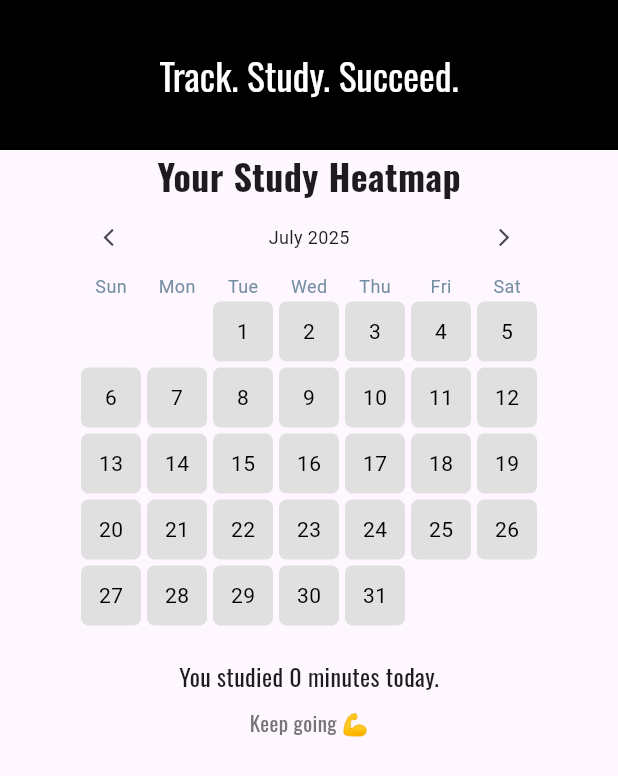
After one commit to MostafaL2003/study_tracker_app, a Flutter app: the HomeScreen screen opened by its route, after a tap on the "calendar month" icon, on a phone screen of 412 x 824 dp. The commit adds this screen. Shown: the top 776 px of the screen. Run offline on Flutter 3.47's test engine with Material 3 defaults, Android fonts, the phone set to English and light mode, and no system bars; our stand-ins replace flutter_heatmap_calendar, percent_indicator.

Commit message:
Importing HeatMap calendar to project

```diff
--- a/lib/main.dart
+++ b/lib/main.dart
@@ -1,4 +1,5 @@
 import 'package:flutter/material.dart';
+import 'package:study_tracker_app/screens/Heatmap_screen.dart';
 import 'package:study_tracker_app/screens/home_screen.dart';
 import 'package:study_tracker_app/screens/login_screen.dart';
 import 'package:study_tracker_app/screens/welcome_screen.dart';
@@ -18,6 +19,7 @@ class MyApp extends StatelessWidget {
         '/WelcomeScreen': (context) => const WelcomeScreen(),
         '/HomeScreen': (context) => const HomeScreen(),
         '/LoginScreen':(context) =>  LoginScreen(),
+        '/HeatmapScreen': (context) => HeatmapScreen(),
       },
     );
   }
--- /dev/null
+++ b/lib/screens/Heatmap_screen.dart
@@ -0,0 +1,92 @@
+import 'package:flutter/material.dart';
+import 'package:flutter_heatmap_calendar/flutter_heatmap_calendar.dart';
+import 'package:study_tracker_app/screens/home_screen.dart'; // assuming dailyStudyTime is from here
+
+class HeatmapScreen extends StatefulWidget {
+  const HeatmapScreen({super.key});
+
+  @override
+  State<HeatmapScreen> createState() => _HeatmapScreenState();
+}
+
+class _HeatmapScreenState extends State<HeatmapScreen> {
+  @override
+  Widget build(BuildContext context) {
+    DateTime now = DateTime.now();
+    DateTime today = DateTime(now.year, now.month, now.day);
+    int minutesToday = dailyStudyTime[today] ?? 0;
+    minutesToday = minutesToday ~/ 60;
+
+    return Scaffold(
+      appBar: AppBar(
+        toolbarHeight: 100,
+        automaticallyImplyLeading: false,
+        title: Center(
+          child: Padding(
+            padding: const EdgeInsets.symmetric(
+              horizontal: 16.0,
+              vertical: 8.0,
+            ),
+            child: Text(
+              "Track. Study. Succeed.",
+              style: TextStyle(
+                fontSize: 25,
+                fontFamily: "Oswald",
+                color: Colors.white,
+              ),
+            ),
+          ),
+        ),
+        backgroundColor: Colors.black,
+      ),
+      body: Column(
+        children: [
+          Text(
+            "Your Study Heatmap",
+            style: TextStyle(
+              fontSize: 24,
+              fontWeight: FontWeight.bold,
+              fontFamily: "Oswald",
+            ),
+          ),
+          Center(
+            child: HeatMapCalendar(
+              datasets: dailyStudyTime,
+              colorsets: {
+                1: Colors.lightGreen[100]!,
+                3: Colors.green[400]!,
+                5: Colors.green[900]!,
+              },
+              defaultColor: Colors.grey[300],
+              textColor: Colors.black,
+              showColorTip: false,
+              size: 40,
+            ),
+          ),
+          SizedBox(height: 20),
+          Builder(
+            builder: (context) {
+              return Column(
+                children: [
+                  Text(
+                    "You studied $minutesToday minute${minutesToday == 1 ? '' : 's'} today.",
+                    style: TextStyle(fontSize: 16, fontFamily: "Oswald"),
+                  ),
+                  SizedBox(height: 10),
+                  Text(
+                    "Keep going 💪",
+                    style: TextStyle(
+                      fontSize: 14,
+                      color: Colors.grey[600],
+                      fontFamily: "Oswald",
+                    ),
+                  ),
+                ],
+              );
+            },
+          ),
+        ],
+      ),
+    );
+  }
+}
--- a/lib/screens/home_screen.dart
+++ b/lib/screens/home_screen.dart
@@ -11,10 +11,12 @@ class HomeScreen extends StatefulWidget {
   State<HomeScreen> createState() => _HomeScreenState();
 }
 
+Map<DateTime, int> dailyStudyTime = {};
+
 class _HomeScreenState extends State<HomeScreen> {
   List subjectList = [
     //(subjectName ,  timerStart , timeSpent  ,timeGoal)
-    ["Math", false, 5000, 1000],
+    ["Math", false, 60, 1000],
     ["Science", true, 30, 60],
     ["English", false, 10, 90],
   ];
@@ -33,6 +35,10 @@ class _HomeScreenState extends State<HomeScreen> {
           if (!subjectList[index][1]) {
             timer.cancel();
           }
+          DateTime now = DateTime.now();
+          DateTime today = DateTime(now.year, now.month, now.day);
+
+          dailyStudyTime.update(today, (value) => value + 1, ifAbsent: () => 1);
         });
         setState(() {
           var currentTime = DateTime.now();
@@ -255,6 +261,15 @@ class _HomeScreenState extends State<HomeScreen> {
         },
       ),
       appBar: AppBar(
+        actions: [
+          IconButton(
+            onPressed: () {
+              Navigator.pushNamed(context, "/HeatmapScreen");
+            },
+            icon: Icon(Icons.calendar_month, color: Colors.white),
+            tooltip: "HeatMap",
+          ),
+        ],
         toolbarHeight: 100,
         automaticallyImplyLeading: false,
         title: Center(
--- a/lib/screens/login_screen.dart
+++ b/lib/screens/login_screen.dart
@@ -88,6 +88,14 @@ class LoginScreen extends StatelessWidget {
                 ),
               ],
             ),
+            // TEMP BUTTON TO NAVIGATE
+            ElevatedButton(
+              onPressed: () {
+                Navigator.pushNamed(context, "/HomeScreen");
+              },
+              child: Text("Temp"),
+            ),
+            //
           ],
         ),
       ),
--- a/pubspec.yaml
+++ b/pubspec.yaml
@@ -35,6 +35,7 @@ dependencies:
   # Use with the CupertinoIcons class for iOS style icons.
   cupertino_icons: ^1.0.8
   percent_indicator: ^4.2.5
+  flutter_heatmap_calendar: ^1.0.5
 
 dev_dependencies:
   flutter_test:
```
Also changed, not shown: pubspec.lock, 1 other file.
